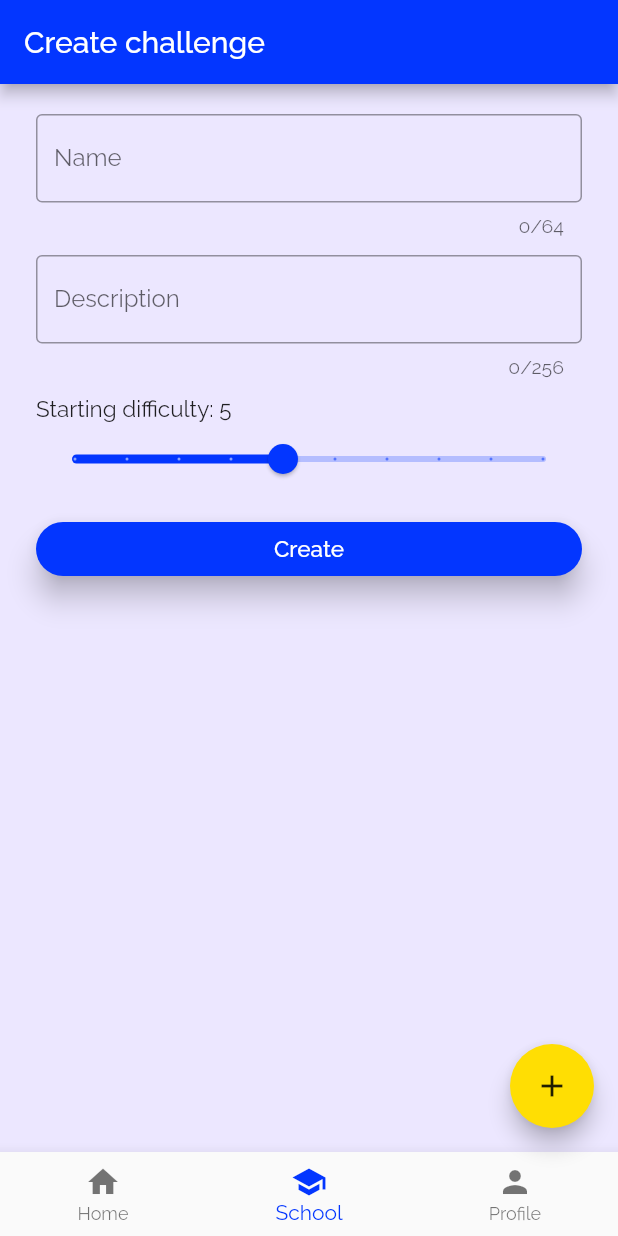
After one commit to valentinvstoyanov/challenger-app, a Flutter app: the screen it shows after launch, item 2 of the bottom bar chosen, on a phone screen of 412 x 824 dp. The commit adds this screen. Run offline on Flutter 3.47's test engine with Material 2 defaults, Android fonts, the phone set to English and light mode, and no system bars; our stand-ins replace fluttertoast, google_fonts, shared_preferences.

Commit message:
Add simple create challenge ui

```diff
--- /dev/null
+++ b/challenger/lib/challenges/create_challenge.dart
@@ -0,0 +1,82 @@
+import 'package:flutter/material.dart';
+
+class CreateChallengePage extends StatefulWidget {
+  @override
+  State<StatefulWidget> createState() {
+    // TODO: implement createState
+    return new _CreateChallengePageState();
+  }
+}
+
+class _CreateChallengePageState extends State<CreateChallengePage> {
+  final _formKey = GlobalKey<FormState>();
+  final _nameController = TextEditingController();
+  final _descriptionController = TextEditingController();
+  double _difficultySliderValue = 5;
+
+  @override
+  Widget build(BuildContext context) {
+    return Scaffold(
+        appBar: AppBar(
+          title: Text("Create challenge"),
+        ),
+        body: SafeArea(
+          child: Form(
+           key: _formKey,
+            child: ListView(
+              padding: EdgeInsets.symmetric(
+                horizontal: 24.0
+              ),
+              children: <Widget>[
+                SizedBox(height: 20.0),
+                TextFormField(
+                  controller: _nameController,
+                  maxLength: 64,
+                  decoration: InputDecoration(
+                      labelText: "Name",
+                      border: OutlineInputBorder(),
+                  ),
+                  validator: null,
+                ),
+                SizedBox(height: 12.0,),
+                TextFormField(
+                  controller: _descriptionController,
+                  maxLength: 256,
+                  decoration: InputDecoration(
+                    labelText: "Description",
+                    border: OutlineInputBorder(),
+                  ),
+                  //validator: null,
+                ),
+                SizedBox(height: 12.0,),
+                Text(
+                  "Starting difficulty: ${_difficultySliderValue.round()}",
+                  style: Theme.of(context).textTheme.body1,
+                ),
+                Slider(
+                  value: _difficultySliderValue,
+                  min: 1,
+                  max: 10,
+                  divisions: 9,
+                  label: _difficultySliderValue.round().toString(),
+                  onChanged: (double value) {
+                    setState(() {
+                      _difficultySliderValue = value;
+                    });
+                  },
+                ),
+                SizedBox(height: 12.0,),
+                RaisedButton(
+                  child: Text('Create',),
+                  elevation: 8.0,
+                  onPressed: () => {
+
+                  },
+                ),
+              ]
+            )
+          )
+        )
+    );
+  }
+}
--- a/challenger/lib/main.dart
+++ b/challenger/lib/main.dart
@@ -1,10 +1,11 @@
+import 'package:challenger/challenges/create_challenge.dart';
 import 'package:challenger/colors.dart';
 import 'package:challenger/settings/settings.dart';
-import 'package:challenger/user/change_password.dart';
-import 'package:challenger/user/edit_profile.dart';
-import 'package:challenger/user/login.dart';
-import 'package:challenger/user/profile.dart';
-import 'package:challenger/user/register.dart';
+import 'package:challenger/users/change_password.dart';
+import 'package:challenger/users/edit_profile.dart';
+import 'package:challenger/users/login.dart';
+import 'package:challenger/users/profile.dart';
+import 'package:challenger/users/register.dart';
 import 'package:flutter/cupertino.dart';
 import 'package:flutter/material.dart';
 import 'package:google_fonts/google_fonts.dart';
@@ -118,14 +119,16 @@ class _MyHomePageState extends State<MyHomePage> {
   }
 
   Widget _getChild() {
+    if (_selectedIndex == 1) {
+      return CreateChallengePage();
+    }
     if (_selectedIndex == 2) {
       return ProfilePage();
-    } else {
-      return ListView.builder(
-          itemCount: 0,
-          itemBuilder: (context, index) => ListTile(title: Text(""),)
-      );
     }
+    return ListView.builder(
+        itemCount: 0,
+        itemBuilder: (context, index) => ListTile(title: Text(""),)
+    );
   }
 
   @override
--- a/challenger/lib/settings/settings.dart
+++ b/challenger/lib/settings/settings.dart
@@ -1,6 +1,6 @@
 import 'dart:developer' as dev;
 
-import 'package:challenger/user/domain/logged_user_store.dart';
+import 'package:challenger/users/domain/logged_user_store.dart';
 import 'package:flutter/material.dart';
 import 'package:fluttertoast/fluttertoast.dart';
 import 'package:shared_preferences/shared_preferences.dart';
--- a/challenger/lib/user/change_password.dart
+++ b/challenger/lib/users/change_password.dart
@@ -1,8 +1,8 @@
 import 'dart:developer' as dev;
 
-import 'package:challenger/user/domain/user.dart';
-import 'package:challenger/user/domain/user_api.dart';
-import 'package:challenger/user/validator.dart';
+import 'package:challenger/users/domain/user.dart';
+import 'package:challenger/users/domain/user_api.dart';
+import 'package:challenger/users/user_validator.dart';
 import 'package:flutter/material.dart';
 import 'package:fluttertoast/fluttertoast.dart';
 import 'package:http/http.dart';
--- a/challenger/lib/user/domain/logged_user_store.dart
+++ b/challenger/lib/users/domain/logged_user_store.dart
@@ -1,6 +1,6 @@
 import 'dart:convert';
 
-import 'package:challenger/user/domain/user.dart';
+import 'package:challenger/users/domain/user.dart';
 import 'package:shared_preferences/shared_preferences.dart';
 
 class LoggedUserStore {
--- a/challenger/lib/user/domain/user_api.dart
+++ b/challenger/lib/users/domain/user_api.dart
@@ -2,8 +2,8 @@ import 'dart:convert';
 import 'dart:io';
 
 import 'package:challenger/api_error.dart';
-import 'package:challenger/user/domain/logged_user_store.dart';
-import 'package:challenger/user/domain/user.dart';
+import 'package:challenger/users/domain/logged_user_store.dart';
+import 'package:challenger/users/domain/user.dart';
 import 'package:http/http.dart' as http;
 import 'dart:developer' as dev;
 
--- a/challenger/lib/user/profile.dart
+++ b/challenger/lib/users/profile.dart
@@ -1,8 +1,8 @@
 import 'dart:developer' as dev;
 
 import 'package:challenger/settings/settings.dart';
-import 'package:challenger/user/domain/logged_user_store.dart';
-import 'package:challenger/user/edit_profile.dart';
+import 'package:challenger/users/domain/logged_user_store.dart';
+import 'package:challenger/users/edit_profile.dart';
 import 'package:flutter/cupertino.dart';
 import 'package:flutter/material.dart';
 import 'package:fluttertoast/fluttertoast.dart';
```
Also changed, not shown: challenger/lib/users/edit_profile.dart (renamed from challenger/lib/user/edit_profile.dart, +4 -4 lines), challenger/lib/users/login.dart (renamed from challenger/lib/user/login.dart, +4 -4 lines), challenger/lib/users/register.dart (renamed from challenger/lib/user/register.dart, +4 -4 lines), challenger/lib/users/domain/user.dart (renamed from challenger/lib/user/domain/user.dart), challenger/lib/users/user_validator.dart (renamed from challenger/lib/user/validator.dart).
